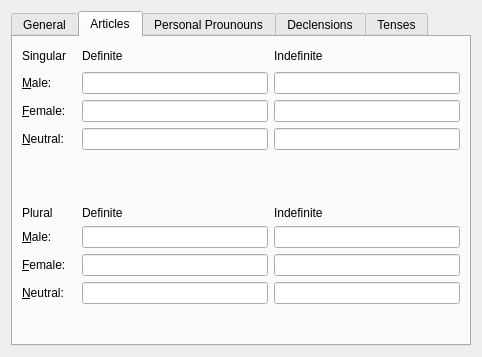
Qt form src/settings/languagepropertiespage.ui (KDE/parley) before a commit.
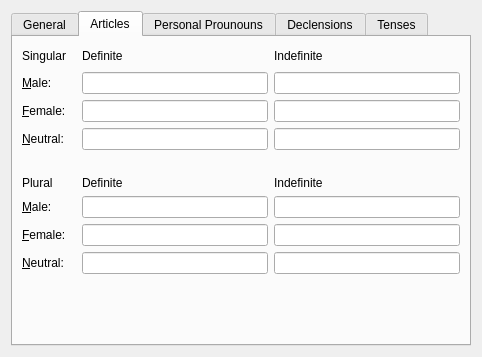
The same form after that commit. The open tabs and pages were chosen to show the change. Custom widgets are drawn as their Qt base class.

The edit to the form file:
```diff
--- a/src/settings/languagepropertiespage.ui
+++ b/src/settings/languagepropertiespage.ui
@@ -202,30 +202,30 @@
          </property>
         </widget>
        </item>
-       <item row="11" column="2" >
-        <spacer name="verticalSpacer" >
-         <property name="orientation" >
-          <enum>Qt::Vertical</enum>
-         </property>
-         <property name="sizeHint" stdset="0" >
-          <size>
-           <width>20</width>
-           <height>40</height>
-          </size>
-         </property>
-        </spacer>
-       </item>
        <item row="10" column="2" >
-        <widget class="QLineEdit" name="def_natural_2" >
-         <property name="sizePolicy" >
-          <sizepolicy vsizetype="Minimum" hsizetype="Expanding" >
-           <horstretch>0</horstretch>
-           <verstretch>0</verstretch>
-          </sizepolicy>
+        <spacer name="verticalSpacer" >
+         <property name="orientation" >
+          <enum>Qt::Vertical</enum>
          </property>
-        </widget>
+         <property name="sizeHint" stdset="0" >
+          <size>
+           <width>20</width>
+           <height>40</height>
+          </size>
+         </property>
+        </spacer>
        </item>
        <item row="9" column="2" >
+        <widget class="QLineEdit" name="def_natural_2" >
+         <property name="sizePolicy" >
+          <sizepolicy vsizetype="Minimum" hsizetype="Expanding" >
+           <horstretch>0</horstretch>
+           <verstretch>0</verstretch>
+          </sizepolicy>
+         </property>
+        </widget>
+       </item>
+       <item row="8" column="2" >
         <widget class="QLineEdit" name="def_male_2" >
          <property name="sizePolicy" >
           <sizepolicy vsizetype="Minimum" hsizetype="Expanding" >
@@ -235,7 +235,7 @@
          </property>
         </widget>
        </item>
-       <item row="7" column="2" >
+       <item row="6" column="2" >
         <widget class="QLineEdit" name="def_female_2" >
          <property name="sizePolicy" >
           <sizepolicy vsizetype="Minimum" hsizetype="Expanding" >
@@ -255,7 +255,7 @@
          </property>
         </widget>
        </item>
-       <item row="7" column="3" >
+       <item row="6" column="3" >
         <widget class="QLineEdit" name="indef_male_2" >
          <property name="sizePolicy" >
           <sizepolicy vsizetype="Minimum" hsizetype="Expanding" >
@@ -265,7 +265,7 @@
          </property>
         </widget>
        </item>
-       <item row="9" column="3" >
+       <item row="8" column="3" >
         <widget class="QLineEdit" name="indef_female_2" >
          <property name="sizePolicy" >
           <sizepolicy vsizetype="Minimum" hsizetype="Expanding" >
@@ -275,7 +275,7 @@
          </property>
         </widget>
        </item>
-       <item row="10" column="3" >
+       <item row="9" column="3" >
         <widget class="QLineEdit" name="indef_natural_2" >
          <property name="sizePolicy" >
           <sizepolicy vsizetype="Minimum" hsizetype="Expanding" >
@@ -285,7 +285,7 @@
          </property>
         </widget>
        </item>
-       <item row="10" column="0" >
+       <item row="9" column="0" >
         <widget class="QLabel" name="natural_label_2" >
          <property name="text" >
           <string>&amp;Neutral:</string>
@@ -295,7 +295,7 @@
          </property>
         </widget>
        </item>
-       <item row="9" column="0" >
+       <item row="8" column="0" >
         <widget class="QLabel" name="female_label_2" >
          <property name="text" >
           <string>&amp;Female:</string>
@@ -305,7 +305,7 @@
          </property>
         </widget>
        </item>
-       <item row="7" column="0" >
+       <item row="6" column="0" >
         <widget class="QLabel" name="male_label_2" >
          <property name="text" >
           <string>&amp;Male:</string>
@@ -325,7 +325,7 @@
          </property>
         </widget>
        </item>
-       <item row="6" column="0" >
+       <item row="5" column="0" >
         <widget class="QLabel" name="male_label_4" >
          <property name="text" >
           <string>Plural</string>
@@ -335,7 +335,7 @@
          </property>
         </widget>
        </item>
-       <item row="6" column="2" >
+       <item row="5" column="2" >
         <widget class="QLabel" name="TextLabel3_2" >
          <property name="sizePolicy" >
           <sizepolicy vsizetype="Minimum" hsizetype="Minimum" >
@@ -348,26 +348,13 @@
          </property>
         </widget>
        </item>
-       <item row="6" column="3" >
+       <item row="5" column="3" >
         <widget class="QLabel" name="TextLabel4_2" >
          <property name="text" >
           <string>Indefinite</string>
          </property>
         </widget>
        </item>
-       <item row="5" column="0" >
-        <spacer name="verticalSpacer_2" >
-         <property name="orientation" >
-          <enum>Qt::Vertical</enum>
-         </property>
-         <property name="sizeHint" stdset="0" >
-          <size>
-           <width>20</width>
-           <height>40</height>
-          </size>
-         </property>
-        </spacer>
-       </item>
        <item row="0" column="1" >
         <spacer name="horizontalSpacer" >
          <property name="orientation" >
```
Left out of the diff: 2 changed lines with no effect on the pictures.
